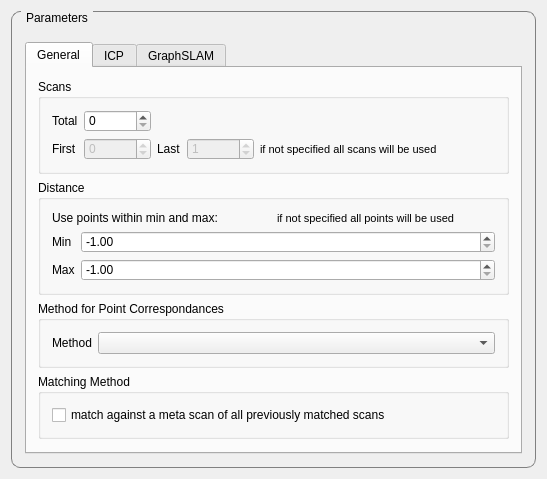
First picture: the form in src/grabe_mapping/src/rqt_plugin/parameter_widget.ui, repository JannikGrabe/grabe_mapping, before the edit.
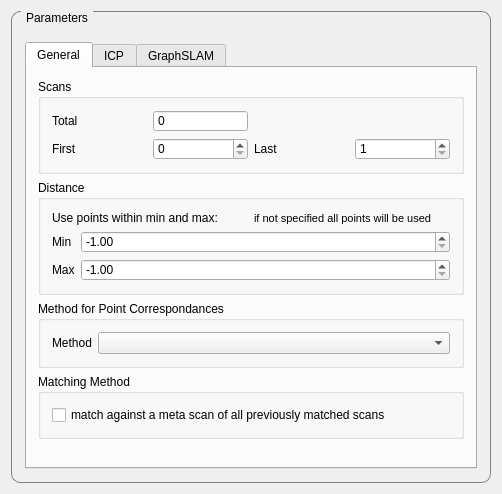
Second picture: the form after the edit.

The edit to the form file:
```diff
--- a/src/grabe_mapping/src/rqt_plugin/parameter_widget.ui
+++ b/src/grabe_mapping/src/rqt_plugin/parameter_widget.ui
@@ -6,10 +6,16 @@
    <rect>
     <x>0</x>
     <y>0</y>
-    <width>547</width>
-    <height>460</height>
+    <width>502</width>
+    <height>494</height>
    </rect>
   </property>
+  <property name="sizePolicy">
+   <sizepolicy hsizetype="Preferred" vsizetype="Preferred">
+    <horstretch>0</horstretch>
+    <verstretch>0</verstretch>
+   </sizepolicy>
+  </property>
   <property name="windowTitle">
    <string>Parameters</string>
   </property>
@@ -55,13 +61,33 @@
              <string>Scans</string>
             </property>
             <layout class="QGridLayout" name="gridLayout_2">
+             <item row="1" column="3">
+              <widget class="QLabel" name="l_last">
+               <property name="text">
+                <string>Last</string>
+               </property>
+              </widget>
+             </item>
+             <item row="0" column="1">
+              <widget class="QSpinBox" name="sb_total">
+               <property name="readOnly">
+                <bool>true</bool>
+               </property>
+               <property name="buttonSymbols">
+                <enum>QAbstractSpinBox::NoButtons</enum>
+               </property>
+               <property name="maximum">
+                <number>1000000000</number>
+               </property>
+              </widget>
+             </item>
              <item row="1" column="4">
               <widget class="QSpinBox" name="sb_last">
                <property name="enabled">
-                <bool>false</bool>
+                <bool>true</bool>
                </property>
                <property name="minimum">
-                <number>-1</number>
+                <number>1</number>
                </property>
                <property name="maximum">
                 <number>1000000</number>
@@ -78,6 +104,22 @@
                </property>
               </widget>
              </item>
+             <item row="1" column="1">
+              <widget class="QSpinBox" name="sb_first">
+               <property name="enabled">
+                <bool>true</bool>
+               </property>
+               <property name="minimum">
+                <number>0</number>
+               </property>
+               <property name="maximum">
+                <number>1000000</number>
+               </property>
+               <property name="value">
+                <number>0</number>
+               </property>
+              </widget>
+             </item>
              <item row="0" column="0">
               <widget class="QLabel" name="l_total">
                <property name="text">
@@ -85,61 +127,6 @@
                </property>
               </widget>
              </item>
-             <item row="1" column="3">
-              <widget class="QLabel" name="l_last">
-               <property name="text">
-                <string>Last</string>
-               </property>
-              </widget>
-             </item>
-             <item row="1" column="1">
-              <widget class="QSpinBox" name="sb_first">
-               <property name="enabled">
-                <bool>false</bool>
-               </property>
-               <property name="minimum">
-                <number>-1</number>
-               </property>
-               <property name="maximum">
-                <number>1000000</number>
-               </property>
-               <property name="value">
-                <number>0</number>
-               </property>
-              </widget>
-             </item>
-             <item row="1" column="6">
-              <spacer name="hs">
-               <property name="orientation">
-                <enum>Qt::Horizontal</enum>
-               </property>
-               <property name="sizeHint" stdset="0">
-                <size>
-                 <width>40</width>
-                 <height>20</height>
-                </size>
-               </property>
-              </spacer>
-             </item>
-             <item row="1" column="5">
-              <widget class="QLabel" name="l_scans_info">
-               <property name="font">
-                <font>
-                 <pointsize>8</pointsize>
-                </font>
-               </property>
-               <property name="text">
-                <string>if not specified all scans will be used</string>
-               </property>
-              </widget>
-             </item>
-             <item row="0" column="1">
-              <widget class="QSpinBox" name="sb_total">
-               <property name="maximum">
-                <number>1000000000</number>
-               </property>
-              </widget>
-             </item>
             </layout>
            </widget>
           </item>
```
